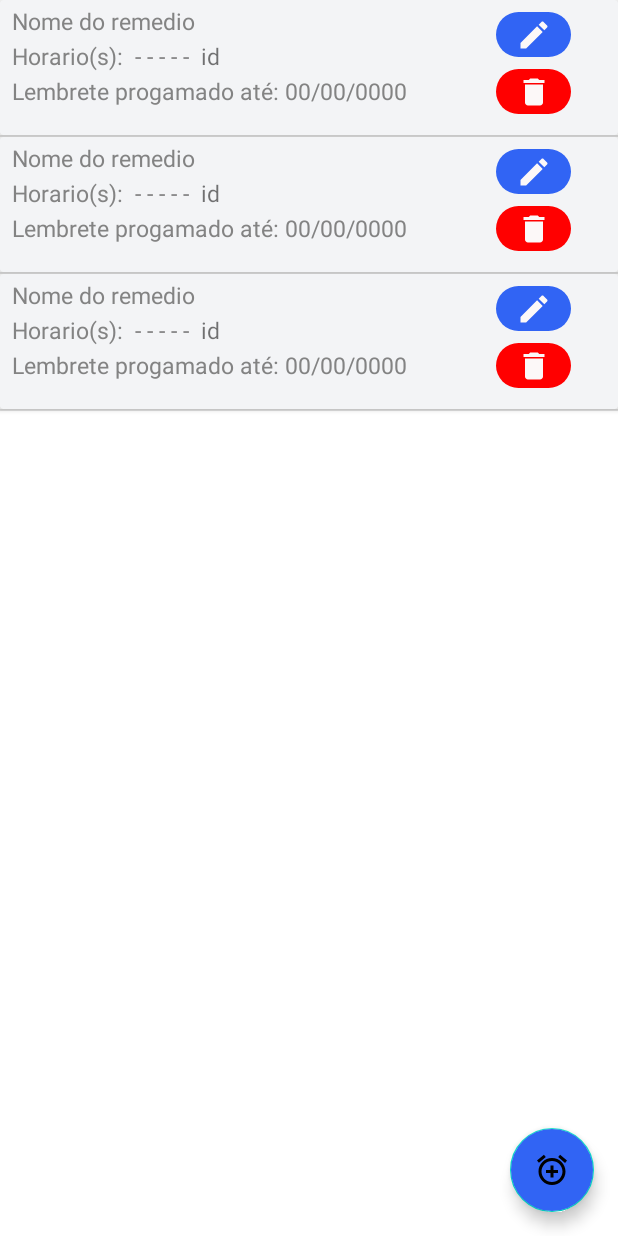
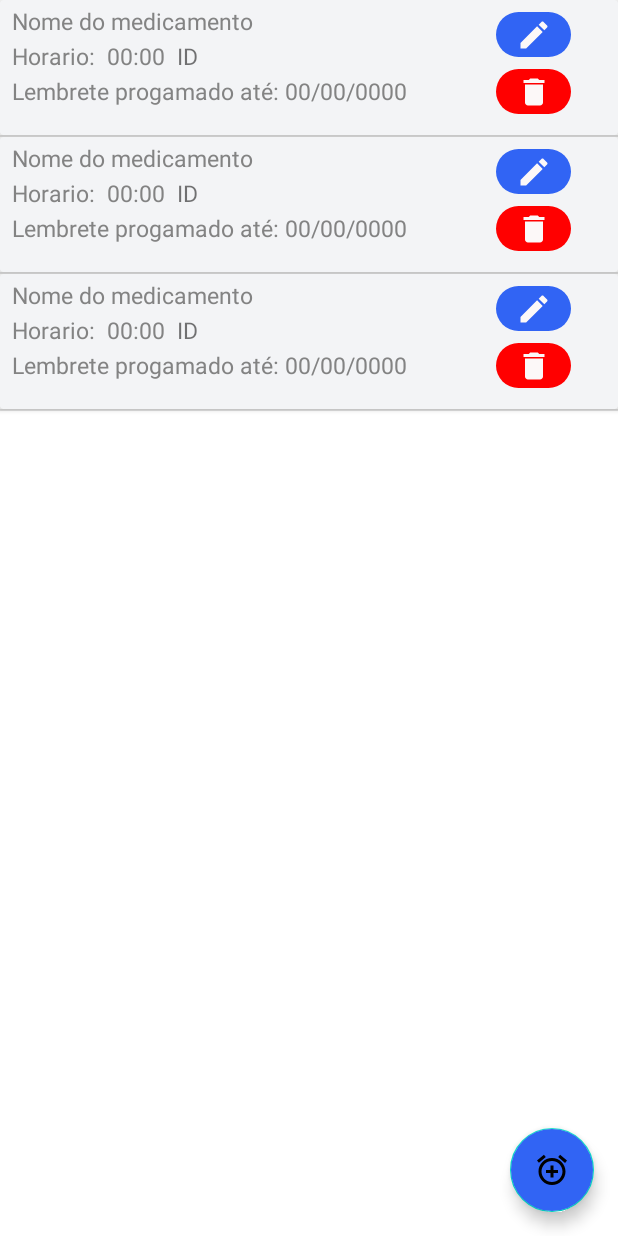
Before and after one commit to FabuSilva/teste, an Android app: the layout fragment_lista_alarmes.xml on its own in the app's theme, with its tools: preview values and no code run, on a phone screen of 412 x 824 dp. Run offline under Robolectric (Android 15) with nearby library versions, the phone set to English and light mode, and no system bars.

Commit message:
Encapsulando strings, programendo todas as frequencias

```diff
--- a/app/src/main/res/layout/layout_recycler_view.xml
+++ b/app/src/main/res/layout/layout_recycler_view.xml
@@ -24,7 +24,7 @@
                 android:layout_height="wrap_content"
                 android:layout_marginLeft="8dp"
                 android:layout_marginTop="3dp"
-                android:text="Nome do remedio"
+                android:text="@string/remedio_cadastro"
                 android:textColor="@color/text_color"
                 android:textSize="15dp" />
 
@@ -42,7 +42,7 @@
                     android:layout_marginTop="2dp"
                     android:layout_marginRight="4dp"
                     android:layout_weight="1"
-                    android:text="Horario(s):"
+                    android:text="@string/horaio_list"
                     android:textColor="@color/text_color"
                     android:textSize="15dp" />
 
@@ -54,7 +54,7 @@
                     android:layout_marginTop="2dp"
                     android:layout_marginRight="4dp"
                     android:layout_weight="1"
-                    android:text="- - - - -"
+                    android:text="@string/hora_list"
                     android:textColor="@color/text_color"
                     android:textSize="15dp" />
 
@@ -66,7 +66,7 @@
                     android:layout_marginTop="2dp"
                     android:layout_marginRight="4dp"
                     android:textSize="15dp"
-                    android:text="id" />
+                    android:text="@string/id_list" />
 
             </LinearLayout>
 
@@ -84,7 +84,7 @@
                     android:layout_marginTop="2dp"
                     android:layout_marginRight="4dp"
                     android:layout_weight="1"
-                    android:text="Lembrete progamado até:"
+                    android:text="@string/lembrete_list"
                     android:textColor="@color/text_color"
                     android:textSize="15dp" />
 
@@ -95,7 +95,7 @@
                     android:layout_marginTop="2dp"
                     android:layout_marginRight="4dp"
                     android:layout_weight="1"
-                    android:text="00/00/0000"
+                    android:text="@string/data_list"
                     android:textColor="@color/text_color"
                     android:textSize="15dp" />
 
--- a/app/src/main/res/values/strings.xml
+++ b/app/src/main/res/values/strings.xml
@@ -2,5 +2,19 @@
     <string name="app_name">My Application</string>
     <!-- TODO: Remove or change this placeholder text -->
     <string name="hello_blank_fragment">Hello blank fragment</string>
+    <!-- Strings do app -->
+    <string name="remedio_cadastro">Nome do medicamento</string>
+    <string name="horario_cadastro">Horário do medicamento</string>
+    <string name="frequencia_cadastro">Frequencia do medicamento</string>
+    <string name="hora_cadastro">--</string>
+    <string name="agenda_cadastro">Agendar alarmes</string>
+    <string name="data_cadastro">Data final</string>
+    <string name="bt_cancelar">Cancelar</string>
+    <string name="bt_salvar">Salvar</string>
+    <string name="horaio_list">Horario:</string>
+    <string name="hora_list">00:00</string>
+    <string name="id_list">ID</string>
+    <string name="lembrete_list">Lembrete progamado até:</string>
+    <string name="data_list">00/00/0000</string>
 
 </resources>
```
Also changed, not shown: app/src/main/java/com/example/myapplication/fragment/FragmentCadastroRemedio.java (+17 -5 lines), app/src/main/res/layout/fragment_cadastro_remedio.xml (+13 -13 lines).
